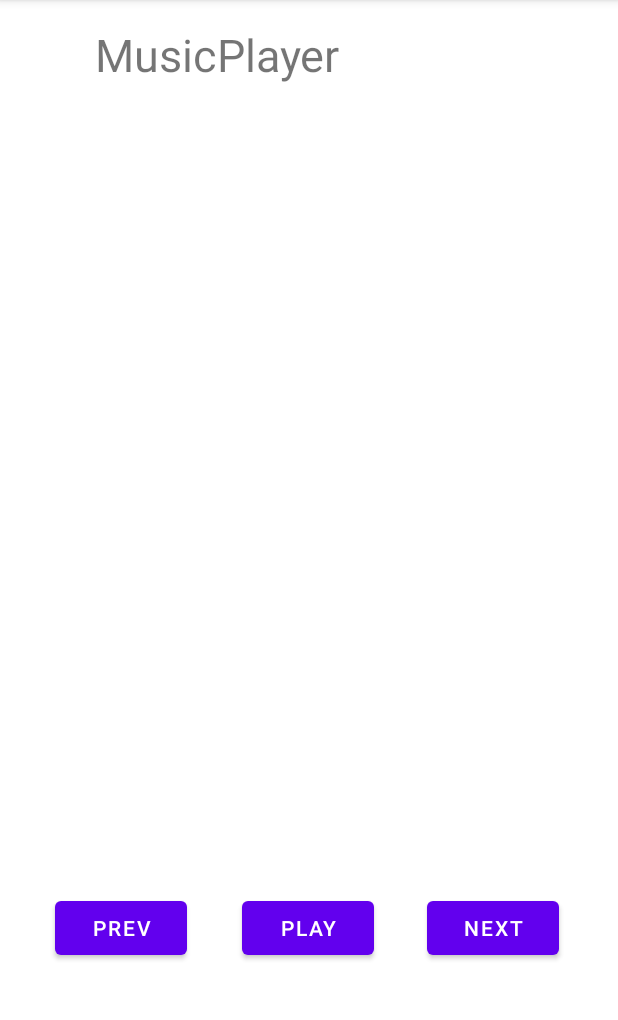
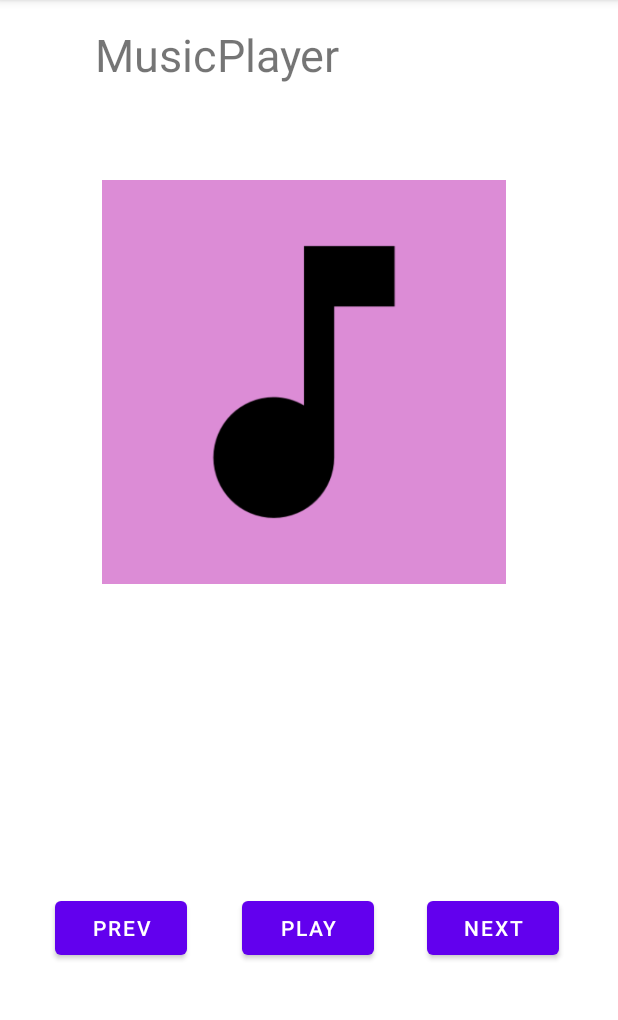
Before and after one commit to pankajkcodes/AudioHandling, an Android app: the screen it shows after launch (MainActivity), on a phone screen of 412 x 824 dp, the part 84-1104 px from its top. Run offline under Robolectric (Android 15) with nearby library versions, the phone set to English and light mode, and no system bars.

Commit message:
initial commit

```diff
--- a/app/src/main/res/layout/activity_main.xml
+++ b/app/src/main/res/layout/activity_main.xml
@@ -62,6 +62,7 @@
         app:layout_constraintHorizontal_bias="1.0"
         app:layout_constraintStart_toStartOf="parent"
         app:layout_constraintTop_toBottomOf="@+id/textView"
-        tools:srcCompat="@tools:sample/avatars" />
+        app:srcCompat="@drawable/music"
+        tools:srcCompat="@drawable/music" />
 
 </androidx.constraintlayout.widget.ConstraintLayout>
```
Also changed, not shown: app/src/main/res/drawable/music.png (added).
